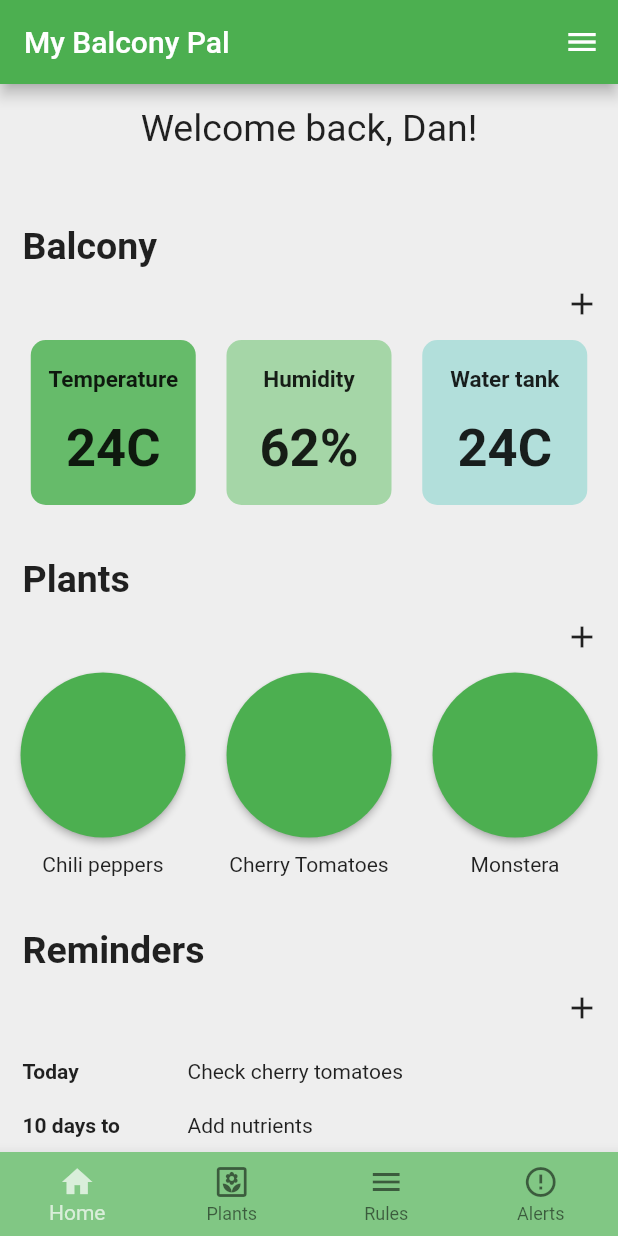
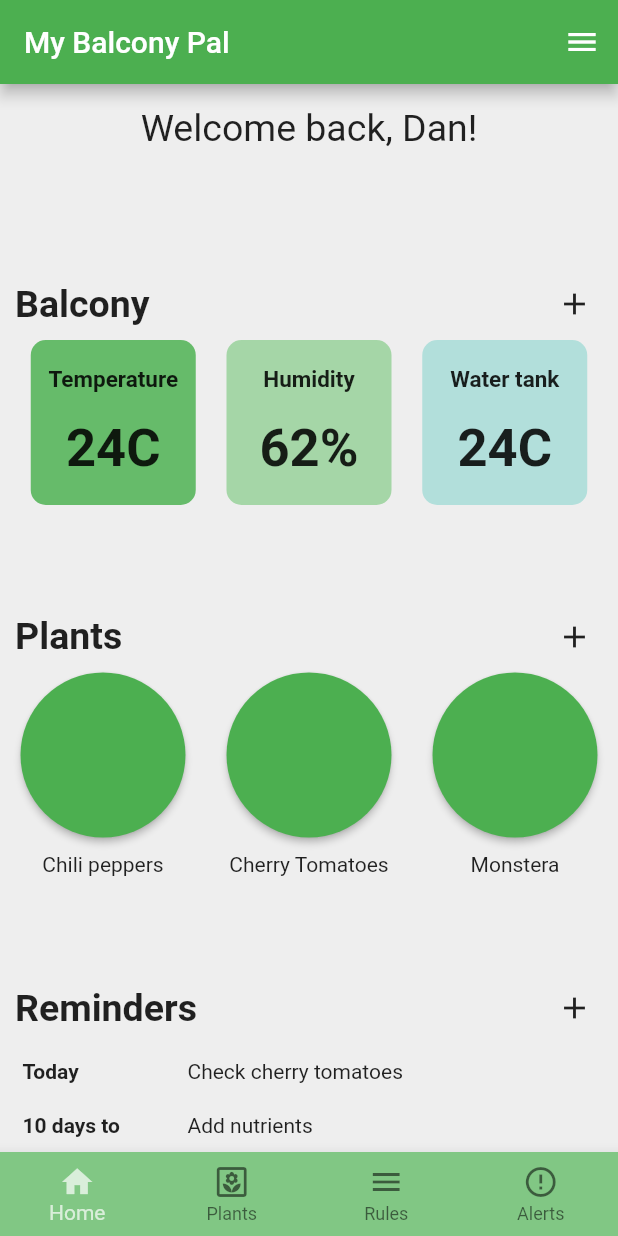
Before and after one commit to EssiPry/lut-my-balcony-pal, a Flutter app: the screen it shows after launch, on a phone screen of 412 x 824 dp. Run offline on Flutter 3.47's test engine with Material 2 defaults, Android fonts, the phone set to English and light mode, and no system bars.

Commit message:
fix to body titles

```diff
--- a/my_balcony_pal/lib/main.dart
+++ b/my_balcony_pal/lib/main.dart
@@ -35,7 +35,6 @@ class _MyHomePageState extends State<MyHomePage> {
       ),
 
       endDrawer: SideDrawer(),
-
       body: Column(
         mainAxisAlignment: MainAxisAlignment.spaceBetween,
         children: [
@@ -45,7 +44,6 @@ class _MyHomePageState extends State<MyHomePage> {
           ReminderList(),
         ],
       ),
-
       bottomNavigationBar: BottomMenu()
     );
   }
@@ -66,37 +64,27 @@ class WelcomeText extends StatelessWidget {
 
 class Section extends StatelessWidget {
   final String category;
-  var color = Colors.transparent;
   Section(this.category);
-
   @override
   Widget build(BuildContext context) {
-    return Container(
-      //width: MediaQuery.of(context).size.width,
-      padding: EdgeInsets.fromLTRB(15, 0, 0, 0),
-      child: Column (mainAxisAlignment: MainAxisAlignment.start,crossAxisAlignment: CrossAxisAlignment.end,
+
+    return
+      Padding(
+        padding: EdgeInsets.only(left:10, right: 5),
+        child: Row(
+          mainAxisAlignment: MainAxisAlignment.spaceBetween,
           children: [
-          Align(
-            alignment: Alignment.centerLeft,
-            child: Text(category,style: TextStyle(fontSize: 25,  fontWeight: FontWeight.w600)
-            ),
-          ),
-          Align(
-            alignment: Alignment.bottomRight,
-            child: IconButton(
+          Text(category,style: TextStyle(fontSize: 25, fontWeight: FontWeight.w600)),
+          IconButton(
             splashColor: Colors.transparent,
             highlightColor: Colors.transparent,
             hoverColor: Colors.transparent,
             icon: const Icon(Icons.add),
           //tooltip: 'Increase volume by 10',
-            onPressed: () {
-            Null;
-            },
-          ),
-          ),
-       ],
-     ),
-    );
+            onPressed: () {},
+          )
+          ]
+        ));
   }
 }
 
@@ -120,7 +108,9 @@ class BalconyObject extends StatelessWidget {
               style: TextStyle(fontSize: 15, fontWeight: FontWeight.bold)),
             Text(number,
               style: TextStyle(fontSize: 35, fontWeight: FontWeight.bold))
-              ]));
+          ]
+        )
+      );
   }
 }
 
```
Lines whose indentation alone changed are shown as unchanged.
